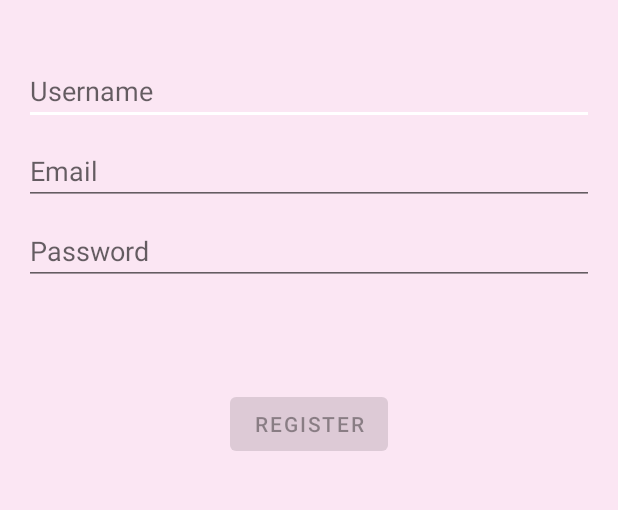
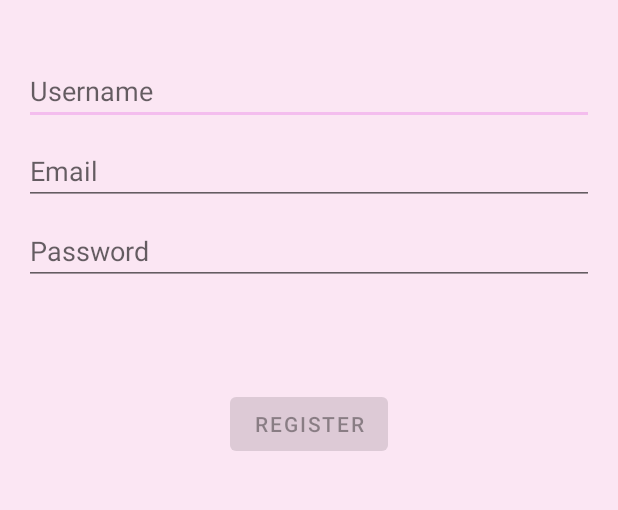
Before and after one commit to RafiRashya/TumoRanger-Backend, an Android app: the screen it shows after launch (RegisterActivity), after a tap on "Sign Up", on a phone screen of 412 x 824 dp, the part 339-849 px from its top. Run offline under Robolectric (Android 15) with nearby library versions, the phone set to English and light mode, and no system bars; our stand-ins replace navigation-ui.

Commit message:
Fix color

```diff
--- a/app/src/main/res/values-night/themes.xml
+++ b/app/src/main/res/values-night/themes.xml
@@ -6,13 +6,13 @@
         <item name="colorPrimaryVariant">@color/purple_700</item>
         <item name="colorOnPrimary">@color/black</item>
         <!-- Secondary brand color. -->
-        <item name="colorSecondary">@color/black</item>
+        <item name="colorSecondary">@color/purple_200</item>
         <item name="colorSecondaryVariant">@color/teal_200</item>
-        <item name="colorOnSecondary">@color/white</item>
+        <item name="colorOnSecondary">@color/black</item>
         <!-- Status bar color. -->
-        <item name="android:statusBarColor">?attr/colorSecondary</item>
+        <item name="android:statusBarColor">?attr/colorOnSecondary</item>
 
-        <item name="android:windowLightStatusBar">true</item>
+        <item name="android:windowLightStatusBar">false</item>
 
         <!-- Customize your theme here. -->
     </style>
--- a/app/src/main/res/values/themes.xml
+++ b/app/src/main/res/values/themes.xml
@@ -6,11 +6,11 @@
         <item name="colorPrimaryVariant">@color/purple_700</item>
         <item name="colorOnPrimary">@color/black</item>
         <!-- Secondary brand color. -->
-        <item name="colorSecondary">@color/white</item>
+        <item name="colorSecondary">@color/pinky</item>
         <item name="colorSecondaryVariant">@color/teal_700</item>
-        <item name="colorOnSecondary">@color/black</item>
+        <item name="colorOnSecondary">@color/white</item>
         <!-- Status bar color. -->
-        <item name="android:statusBarColor">?attr/colorSecondary</item>
+        <item name="android:statusBarColor">?attr/colorOnSecondary</item>
         <!-- Light status bar for dark text/icons -->
         <item name="android:windowLightStatusBar">true</item>
         <!-- Customize your theme here. -->
```
